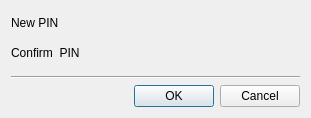
Old version of the form src/localvault/src/gui/SetupVaultDialog.ui in the repository soramimi/Guitar.
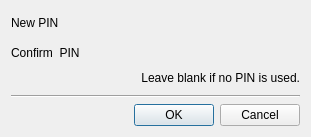
New version of the form. Custom widgets are drawn as their Qt base class.

Commit message: Add compile‑time VAULT_ALLOW_EMPTY_PIN flag and expose allow_empty_pin constant. Introduce ApplicationGlobal::vault_schema() and use it for vault unlocking. Refactor PIN handling: replace legacy PinDialog with Setup/Unlock/Reset/Change dialogs and update UI.

```diff
--- a/src/localvault/src/gui/SetupVaultDialog.ui
+++ b/src/localvault/src/gui/SetupVaultDialog.ui
@@ -7,7 +7,7 @@
     <x>0</x>
     <y>0</y>
     <width>311</width>
-    <height>118</height>
+    <height>137</height>
    </rect>
   </property>
   <property name="windowTitle">
@@ -82,6 +82,16 @@
      </item>
     </layout>
    </item>
+   <item>
+    <widget class="QLabel" name="label_no_pin">
+     <property name="text">
+      <string>Leave blank if no PIN is used.</string>
+     </property>
+     <property name="alignment">
+      <set>Qt::AlignmentFlag::AlignRight|Qt::AlignmentFlag::AlignTrailing|Qt::AlignmentFlag::AlignVCenter</set>
+     </property>
+    </widget>
+   </item>
    <item>
     <spacer name="verticalSpacer">
      <property name="orientation">
```
The commit also changes 27 other files.
